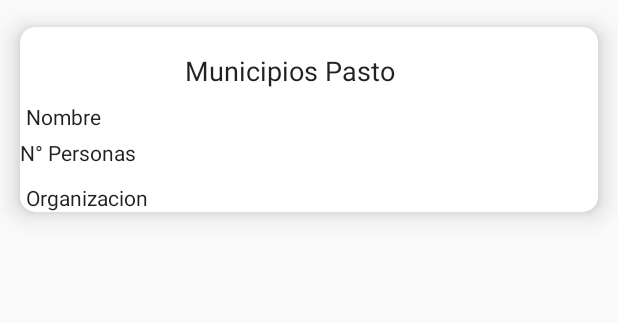
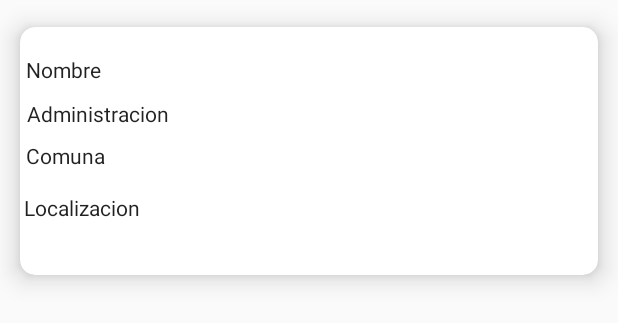
Before and after one commit to juaburgos/AppFinalAndroid, an Android app: the layout cardescenarios.xml on its own in the app's theme, with its tools: preview values and no code run, on a phone screen of 412 x 824 dp. Shown: the top 323 px of the screen. Run offline under Robolectric (Android 15) with nearby library versions, the phone set to English and light mode, and no system bars.

Commit message:
Proyecto final

```diff
--- a/app/src/main/java/isa/appfinalandroid/models2/EscenariosAdapter.java
+++ b/app/src/main/java/isa/appfinalandroid/models2/EscenariosAdapter.java
@@ -37,8 +37,9 @@ public class EscenariosAdapter extends RecyclerView.Adapter<EscenariosAdapter.Vi
     public void onBindViewHolder(EscenariosAdapter.ViewHolder holder, int position) {
         EscenariosDeportivos a=dataset.get(position);
         holder.nombre.setText(a.getNombre().toString());
-        holder.personas.setText(a.getComuna().toString());
-        holder.orga.setText(a.getLocalizacion().toString());
+        holder.admini.setText(a.getAdminstracion().toString());
+        holder.comuna.setText(a.getComuna().toString());
+        holder.loca.setText(a.getLocalizacion().toString());
     }
     public void agregar(ArrayList<EscenariosDeportivos> list)
     {
@@ -54,14 +55,14 @@ public class EscenariosAdapter extends RecyclerView.Adapter<EscenariosAdapter.Vi
     public class ViewHolder extends RecyclerView.ViewHolder {
 
         private TextView nombre;
-        private TextView personas;
-        private TextView orga;
+        private TextView admini,comuna,loca,matr;
 
         public ViewHolder(View itemView) {
             super(itemView);
             nombre=(TextView)itemView.findViewById(R.id.ed_nombre);
-            personas=(TextView)itemView.findViewById(R.id.ed_personas);
-            orga=(TextView)itemView.findViewById(R.id.ed_org);
+            admini=(TextView)itemView.findViewById(R.id.ed_adminis);
+            comuna=(TextView)itemView.findViewById(R.id.ed_comuna);
+            loca=(TextView)itemView.findViewById(R.id.ed_loca);
         }
     }
 }
--- a/app/src/main/res/layout/cardescenarios.xml
+++ b/app/src/main/res/layout/cardescenarios.xml
@@ -1,6 +1,7 @@
 <?xml version="1.0" encoding="utf-8"?>
 <android.support.v7.widget.CardView xmlns:android="http://schemas.android.com/apk/res/android"
     xmlns:card_view="http://schemas.android.com/apk/res-auto"
+    xmlns:tools="http://schemas.android.com/tools"
     android:id="@+id/card_view"
     android:layout_width="match_parent"
     android:layout_height="wrap_content"
@@ -17,21 +18,11 @@
 
 
         <TextView
-            android:id="@+id/titulo"
-            android:layout_width="154dp"
-            android:layout_height="wrap_content"
-            android:layout_x="110dp"
-            android:layout_y="17dp"
-            android:text="Municipios Pasto"
-            android:textAppearance="@style/TextAppearance.AppCompat.Headline"
-            android:textSize="18sp" />
-
-        <TextView
             android:id="@+id/txt_correo"
             android:layout_width="wrap_content"
             android:layout_height="wrap_content"
             android:layout_x="4dp"
-            android:layout_y="50dp"
+            android:layout_y="19dp"
             android:text="Nombre"
             android:textAppearance="@style/TextAppearance.AppCompat.Body1" />
 
@@ -39,9 +30,9 @@
             android:id="@+id/txt_direccion"
             android:layout_width="wrap_content"
             android:layout_height="wrap_content"
-            android:layout_x="0dp"
-            android:layout_y="74dp"
-            android:text="N° Personas"
+            android:layout_x="5dp"
+            android:layout_y="48dp"
+            android:text="Administracion"
             android:textAppearance="@style/TextAppearance.AppCompat.Body1" />
 
         <TextView
@@ -49,33 +40,64 @@
             android:layout_width="wrap_content"
             android:layout_height="wrap_content"
             android:layout_x="4dp"
-            android:layout_y="104dp"
-            android:text="Organizacion"
+            android:layout_y="76dp"
+            android:text="Comuna"
             android:textAppearance="@style/TextAppearance.AppCompat.Body1" />
 
         <TextView
             android:id="@+id/ed_nombre"
             android:layout_width="match_parent"
             android:layout_height="wrap_content"
-            android:layout_x="72dp"
-            android:layout_y="51dp"
+            android:layout_x="77dp"
+            android:layout_y="18dp"
             android:textAppearance="@style/TextAppearance.AppCompat.Body1" />
 
         <TextView
-            android:id="@+id/ed_personas"
+            android:id="@+id/ed_adminis"
             android:layout_width="match_parent"
             android:layout_height="wrap_content"
-            android:layout_x="74dp"
-            android:layout_y="77dp"
+            android:layout_x="106dp"
+            android:layout_y="48dp"
             android:textAppearance="@style/TextAppearance.AppCompat.Body1" />
 
         <TextView
-            android:id="@+id/ed_org"
+            android:id="@+id/ed_comuna"
             android:layout_width="match_parent"
             android:layout_height="wrap_content"
             android:layout_x="73dp"
-            android:layout_y="102dp"
+            android:layout_y="79dp"
             android:textAppearance="@style/TextAppearance.AppCompat.Body1" />
+
+        <TextView
+            android:id="@+id/textView4"
+            android:layout_width="wrap_content"
+            android:layout_height="wrap_content"
+            android:layout_x="3dp"
+            android:layout_y="111dp"
+            android:text="Localizacion"
+            android:textAppearance="@style/TextAppearance.AppCompat.Body1"
+            tools:layout_editor_absoluteX="33dp"
+            tools:layout_editor_absoluteY="8dp" />
+
+        <TextView
+            android:id="@+id/ed_loca"
+            android:layout_width="261dp"
+            android:layout_height="wrap_content"
+            android:layout_x="97dp"
+            android:layout_y="115dp"
+            android:textAppearance="@style/TextAppearance.AppCompat.Body1"
+            tools:layout_editor_absoluteX="96dp"
+            tools:layout_editor_absoluteY="133dp" />
+
+        <TextView
+            android:id="@+id/ed_matr"
+            android:layout_width="250dp"
+            android:layout_height="wrap_content"
+            android:layout_x="87dp"
+            android:layout_y="146dp"
+            android:textAppearance="@style/TextAppearance.AppCompat.Body1"
+            tools:layout_editor_absoluteX="68dp"
+            tools:layout_editor_absoluteY="147dp" />
 
 
     </AbsoluteLayout>
```
